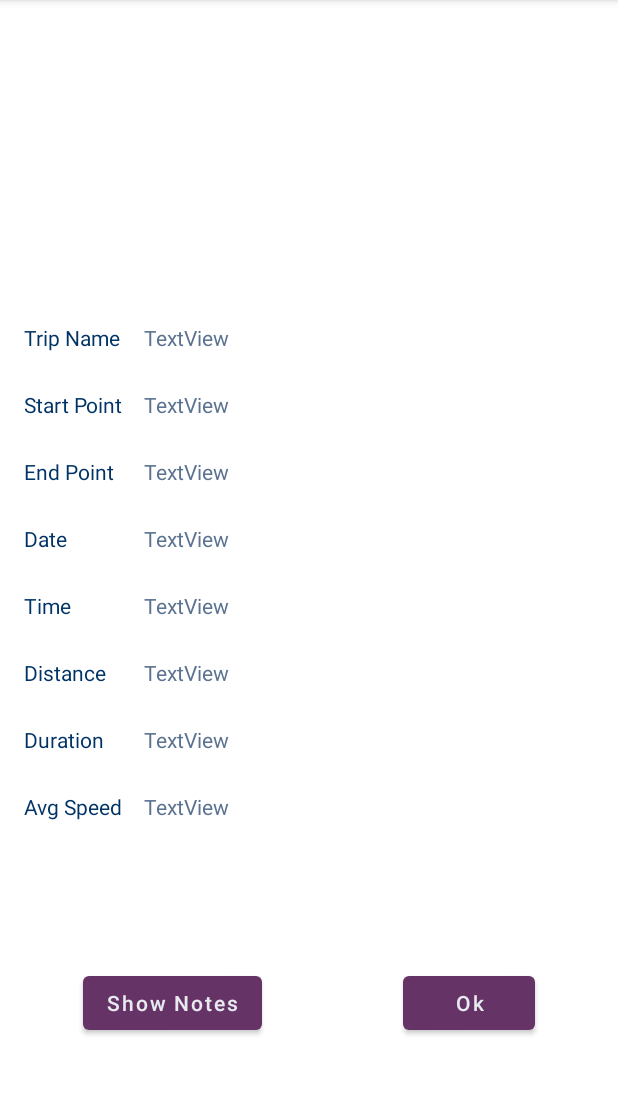
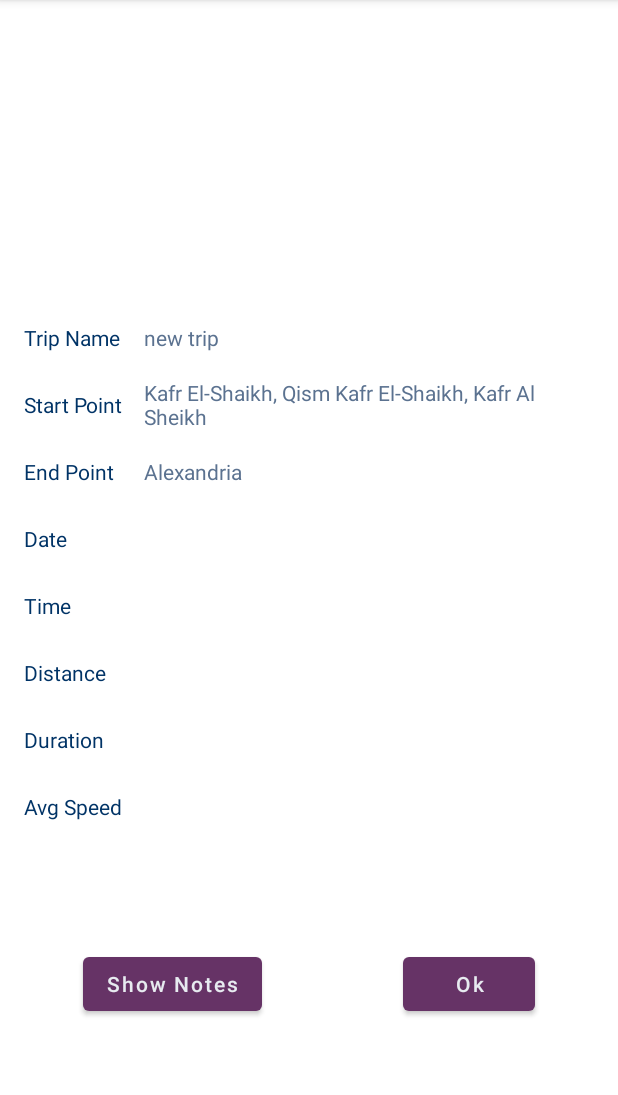
Before and after one commit to AhmedSleeem/Trip-Tracker, an Android app: the TripDetailsActivity screen opened directly, with no data from a screen before it, on a phone screen of 412 x 824 dp, the part 84-1179 px from its top. Run offline under Robolectric (Android 15) with nearby library versions, the phone set to English and light mode, and no system bars; our stand-ins replace Room's generated code.

Commit message:
modification added

```diff
--- a/app/src/main/java/ahmed/adel/sleeem/clowyy/triptracker/TripDetailsActivity.java
+++ b/app/src/main/java/ahmed/adel/sleeem/clowyy/triptracker/TripDetailsActivity.java
@@ -3,12 +3,38 @@ package ahmed.adel.sleeem.clowyy.triptracker;
 import androidx.appcompat.app.AppCompatActivity;
 
 import android.os.Bundle;
+import android.widget.EditText;
+import android.widget.TextView;
+
+import ahmed.adel.sleeem.clowyy.triptracker.database.model.Trip;
 
 public class TripDetailsActivity extends AppCompatActivity {
+
+    TextView name,start,end,date,time,distance,duration,speed;
 
     @Override
     protected void onCreate(Bundle savedInstanceState) {
         super.onCreate(savedInstanceState);
         setContentView(R.layout.activity_trip_details);
+
+        Trip trip1 = new Trip( "Kafr El-Shaikh, Qism Kafr El-Shaikh, Kafr Al Sheikh","new trip", "Alexandria", false, "A", "No Notes", "13", "", "","",false, "", "", "");
+
+        name = findViewById(R.id.tripnameTxt);
+        start = findViewById(R.id.startpointTxt);
+        end = findViewById(R.id.endpointTxt);
+        date = findViewById(R.id.tripdateTxt);
+        time = findViewById(R.id.triptimeTxt);
+        distance = findViewById(R.id.tripdistanceTxt);
+        duration = findViewById(R.id.tripdurationTxt);
+        speed = findViewById(R.id.tripspeedTxt);
+
+        name.setText(trip1.getTripTitle());
+        start.setText(trip1.getTripSource());
+        end.setText(trip1.getTripDestination());
+        date.setText(trip1.getTripDate());
+        time.setText(trip1.getTripTime());
+        distance.setText(trip1.getTripDistance());
+        duration.setText(trip1.getTripDuration());
+        speed.setText(trip1.getTripAvgSpeed());
     }
 }
--- a/app/src/main/java/ahmed/adel/sleeem/clowyy/triptracker/adapters/UpcomingTripsAdapter.java
+++ b/app/src/main/java/ahmed/adel/sleeem/clowyy/triptracker/adapters/UpcomingTripsAdapter.java
@@ -118,7 +118,7 @@ public class UpcomingTripsAdapter extends RecyclerView.Adapter<UpcomingTripsAdap
                 onUpcomingAdapterItemClicked.onDetailsIconClicked(getAdapterPosition());
             });
 
-            start.setOnClickListener(v->{
+            startBtn.setOnClickListener(v->{
                 onUpcomingAdapterItemClicked.onStartButtonClicked(getAdapterPosition());
             });
         }
--- a/app/src/main/res/layout/activity_trip_details.xml
+++ b/app/src/main/res/layout/activity_trip_details.xml
@@ -264,7 +264,9 @@
             android:text="@string/shownotes"
             android:textAllCaps="false"
             app:layout_constraintBottom_toBottomOf="parent"
-            app:layout_constraintStart_toStartOf="parent" />
+            app:layout_constraintStart_toStartOf="parent"
+            app:layout_constraintTop_toBottomOf="@+id/tripspeedTxt"
+            app:layout_constraintVertical_bias="0.869" />
 
 
     </androidx.constraintlayout.widget.ConstraintLayout>
```
